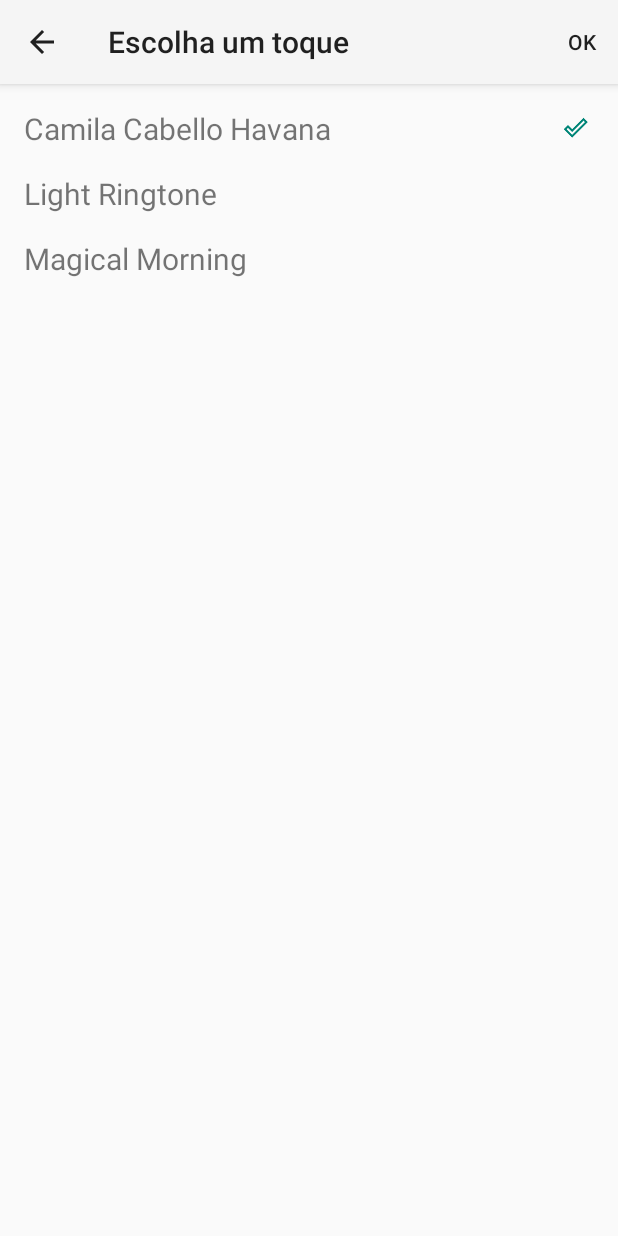
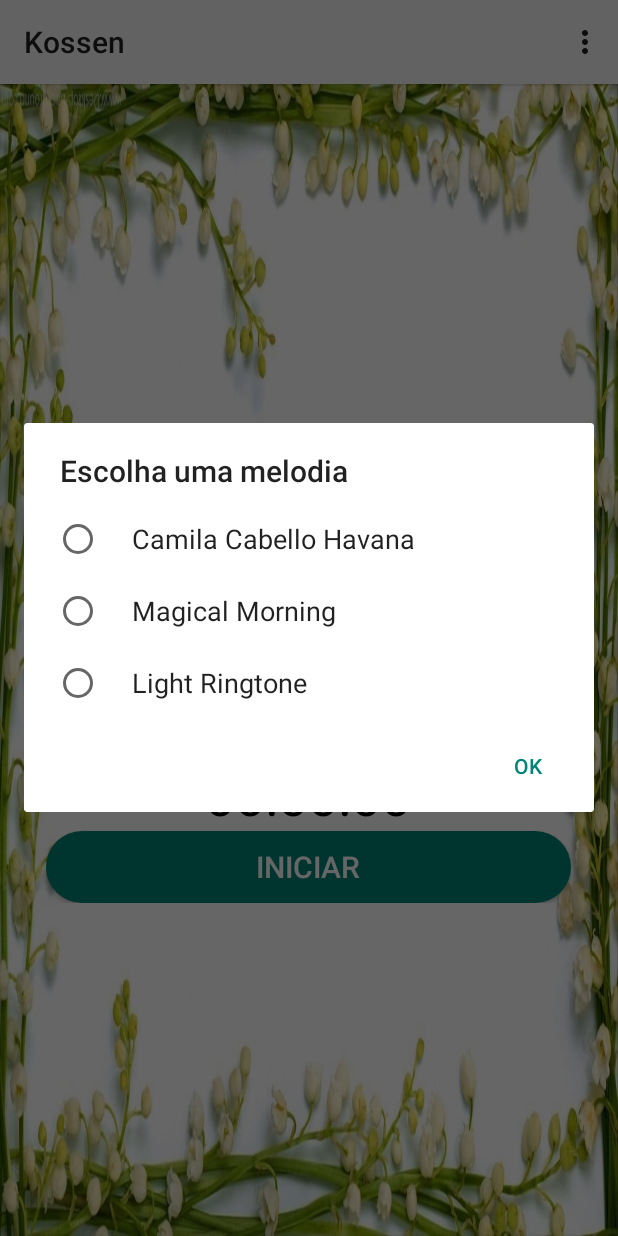
Before and after one commit to matheusbaltazaar/Kossen, an Android app: the screen it shows after launch (SelectSoundActivity before the commit, MainActivity after it), in the options menu, after a tap on "Alterar toque", on a phone screen of 412 x 824 dp. Run offline under Robolectric (Android 15) with nearby library versions, the phone set to English and light mode, and no system bars; 2 statements that could not run were skipped.

Commit message:
Diálogo de escolha de melodia

```diff
--- a/app/build.gradle
+++ b/app/build.gradle
@@ -26,4 +26,5 @@ dependencies {
     testImplementation 'junit:junit:4.12'
     androidTestImplementation 'com.android.support.test:runner:1.0.2'
     androidTestImplementation 'com.android.support.test.espresso:espresso-core:3.0.2'
+    implementation 'com.android.support:cardview-v7:28.0.0'
 }
--- a/app/src/main/AndroidManifest.xml
+++ b/app/src/main/AndroidManifest.xml
@@ -12,9 +12,6 @@
         <activity
             android:name=".ui.HistoryActivity"
             android:label="@string/title_activity_history"></activity>
-        <activity
-            android:name=".ui.SelectSoundActivity"
-            android:label="@string/title_activity_sound_choose" />
         <activity android:name=".ui.MainActivity">
             <intent-filter>
                 <action android:name="android.intent.action.MAIN" />
--- a/app/src/main/java/com/baltazarstudio/kossen/ui/MainActivity.java
+++ b/app/src/main/java/com/baltazarstudio/kossen/ui/MainActivity.java
@@ -1,11 +1,11 @@
 package com.baltazarstudio.kossen.ui;
 
-import android.content.Context;
 import android.content.DialogInterface;
 import android.content.Intent;
 import android.content.SharedPreferences;
 import android.media.MediaPlayer;
 import android.os.Bundle;
+import android.os.Handler;
 import android.support.v7.app.AlertDialog;
 import android.support.v7.app.AppCompatActivity;
 import android.view.Menu;
@@ -13,28 +13,40 @@ import android.view.MenuItem;
 import android.view.View;
 import android.widget.Button;
 import android.widget.TextView;
-import android.widget.Toast;
 
 import com.baltazarstudio.kossen.R;
-import com.baltazarstudio.kossen.context.AppContext;
 import com.baltazarstudio.kossen.database.Database;
+import com.baltazarstudio.kossen.model.Sounds;
 
-import java.util.Timer;
-import java.util.TimerTask;
+import java.text.SimpleDateFormat;
+import java.util.Calendar;
+import java.util.Locale;
 
 public class MainActivity extends AppCompatActivity {
-    private Timer mainTimer;
+
+    private final String DAIMOKU_GOAL_SOUND = "goal_sound";
+    private final int DEFAULT_DAIMOKU_GOAL_SOUND = R.raw.camila_cabello_havana;
+    private TextView tvGoalTime;
     private TextView tvTimer;
+
+    private int totalSeconds = 0;
+    private int totalGoalSeconds = 0;
+    private Button buttonReset;
+    private boolean isGoalReached = false;
+
+    private Database database;
+    private Button buttonStartStop;
     private boolean clockEnabled = false;
-    private int totalSeconds = 0;
-    private Runnable updateUIThread;
-    private Runnable targetReachedThread;
-    private Button buttonStartStop;
-    private int totalGoalSeconds = 0;
-    private boolean isGoalReached = false;
-    private Button buttonReset;
-    private TextView tvGoalTime;
-    private Database database;
+    private Handler handler = new Handler();
+    private Runnable runnable;
+    // Media Player
+    private MediaPlayer mediaPlayer;
+    private SharedPreferences preferences = getSharedPreferences("prefs", MODE_PRIVATE);
+
+
+
+
+
 
     @Override
     protected void onCreate(Bundle savedInstanceState) {
@@ -57,15 +69,13 @@ public class MainActivity extends AppCompatActivity {
 
         tvTimer = findViewById(R.id.tv_time_counter);
 
-        targetReachedThread = initializeTargetReachedThread(this);
-        updateUIThread = initializeUpdateUIThread();
 
         tvGoalTime = findViewById(R.id.tv_goal_time);
 
         final View.OnClickListener increaseListener = new View.OnClickListener() {
             @Override
             public void onClick(View v) {
-                increaseGoalTime((int) v.getTag());
+                increase((int) v.getTag());
             }
         };
 
@@ -113,12 +123,12 @@ public class MainActivity extends AppCompatActivity {
         if (id == R.id.action_history) {
             startActivity(new Intent(this, HistoryActivity.class));
         } else if (id == R.id.action_sound) {
-            startActivity(new Intent(this, SelectSoundActivity.class));
+            createDialogSelectSound();
         }
         return super.onOptionsItemSelected(item);
     }
 
-    private void increaseGoalTime(int minutes) {
+    private void increase(int minutes) {
         totalGoalSeconds += minutes * 60;
 //        totalGoalSeconds = 5;
         tvGoalTime.setText(formatLabelTimeString(totalGoalSeconds));
@@ -126,64 +136,8 @@ public class MainActivity extends AppCompatActivity {
         toggleUIComponents(true);
     }
 
-    private Runnable initializeUpdateUIThread() {
-        return new Runnable() {
-            @Override
-            public void run() {
-                if (isGoalReached) {
-                    buttonStartStop.setText(R.string.all_button_resume);
-                    toggleUIComponents(true);
-                } else {
-                    tvTimer.setText(formatLabelTimeString(totalSeconds));
-                    toggleUIComponents(false);
-                }
-            }
-        };
-    }
-
-    private Runnable initializeTargetReachedThread(final Context context) {
-        return new Runnable() {
-            @Override
-            public void run() {
-                isGoalReached = true;
-                stopClock();
-                playSound();
-                updateUI();
-                Toast.makeText(context, AppContext.getCurrentDateTime(), Toast.LENGTH_LONG).show();
-
-                createDialogGoalReached();
-            }
-        };
-    }
-
-    private void createDialogGoalReached() {
-        final String data = AppContext.getCurrentDateTime();
-
-        new AlertDialog.Builder(this)
-                .setCancelable(false)
-                .setTitle(R.string.all_label_goal_reached)
-                .setMessage(String.format("Tempo: %s", data))
-                .setNeutralButton("OK", new DialogInterface.OnClickListener() {
-                    @Override
-                    public void onClick(DialogInterface dialog, int which) {
-                        database.register(
-                                tvTimer.getText().toString(),
-                                data);
-                        dialog.dismiss();
-                    }
-                })
-                .setOnDismissListener(new DialogInterface.OnDismissListener() {
-                    @Override
-                    public void onDismiss(DialogInterface dialog) {
-                        stopSound();
-                    }
-                })
-                .create().show();
-    }
-
     private void stopClock() {
-        if (mainTimer != null)
-            mainTimer.cancel();
+        handler.removeCallbacks(runnable);
 
         if (totalSeconds == 0 || isGoalReached)
             buttonStartStop.setText(R.string.all_button_start);
@@ -194,9 +148,17 @@ public class MainActivity extends AppCompatActivity {
     }
 
     private void resumeClock() {
-        mainTimer = new Timer();
-        mainTimer.scheduleAtFixedRate(initializeTimer(), 0, 1000);
         buttonStartStop.setText(R.string.all_button_stop);
+
+        if (isGoalReached) {
+            buttonStartStop.setText(R.string.all_button_resume);
+            toggleUIComponents(true);
+        } else {
+            tvTimer.setText(formatLabelTimeString(totalSeconds));
+            toggleUIComponents(false);
+        }
+
+        handler.postDelayed(getRunnable(), 1000);
     }
 
     private void restoreClock() {
@@ -212,34 +174,36 @@ public class MainActivity extends AppCompatActivity {
     }
 
     private void toggleUIComponents(boolean enabled) {
-//        restartMenuItem.setEnabled(enabled);
         buttonReset.setEnabled(enabled);
-
-//        if (enabled) {
-//            buttonReset.setBackgroundResource(R.drawable.all_rounded_border_button_green);
-//            buttonReset.setTextColor(ContextCompat.getColor(this, R.color.green));
-//        } else {
-//            buttonReset.setBackgroundResource(R.drawable.all_rounded_border_button_gray);
-//            buttonReset.setTextColor(ContextCompat.getColor(this, android.R.color.darker_gray));
-//        }
     }
 
-    private TimerTask initializeTimer() {
-        return new TimerTask() {
+    private Runnable getRunnable() {
+        if (runnable == null)
+            runnable = new Runnable() {
                 @Override
                 public void run() {
                     updateUI();
-                incrementTotalSeconds();
+
+                    // EVERY TIME TOTAL SECONDS IS INCREMENTED
+                    // THE GOAL TIME IS VERIFIED
+                    if (totalSeconds == totalGoalSeconds) {
+                        targetReached();
+                    }
+
+                    handler.postDelayed(runnable, 1000);
                 }
             };
+        return runnable;
     }
 
     private void updateUI() {
-        this.runOnUiThread(updateUIThread);
+        if (isGoalReached) {
+            buttonStartStop.setText(R.string.all_button_resume);
+            toggleUIComponents(true);
+        } else {
+            incrementTotalSeconds();
+            tvTimer.setText(formatLabelTimeString(totalSeconds));
         }
-
-    private void targetReached() {
-        this.runOnUiThread(targetReachedThread);
     }
 
     private String formatLabelTimeString(int totalSeconds) {
@@ -272,31 +236,54 @@ public class MainActivity extends AppCompatActivity {
         return clock;
     }
 
+    private void targetReached() {
+        isGoalReached = true;
+        stopClock();
+        playSound();
+        updateUI();
+        createDialogGoalReached();
+    }
+
+    private void createDialogGoalReached() {
+
+        Locale mLocale = new Locale("pt", "BR");
+        SimpleDateFormat sdf = new SimpleDateFormat("dd/MM/yyyy HH:mm", mLocale);
+        final String data = sdf.format(Calendar.getInstance().getTime());
+
+        new AlertDialog.Builder(this)
+                .setCancelable(false)
+                .setTitle(R.string.all_label_goal_reached)
+                .setMessage(String.format("Tempo: %s", data))
+                .setNeutralButton("OK", new DialogInterface.OnClickListener() {
+                    @Override
+                    public void onClick(DialogInterface dialog, int which) {
+                        database.register(
+                                tvTimer.getText().toString(),
+                                data);
+                        dialog.dismiss();
+                    }
+                })
+                .setOnDismissListener(new DialogInterface.OnDismissListener() {
+                    @Override
+                    public void onDismiss(DialogInterface dialog) {
+                        stopSound();
+                    }
+                })
+                .create().show();
+    }
+
     private void incrementTotalSeconds() {
         totalSeconds++;
 
-        // EVERY TIME TOTAL SECONDS IS INCREMENTED
-        // THE GOAL TIME IS VERIFIED
-        if (totalSeconds == totalGoalSeconds) {
-            targetReached();
-        }
     }
 
     private void playSound() {
-        SharedPreferences preferences = getSharedPreferences(AppContext.PREFS, MODE_PRIVATE);
+        int soundId = preferences.getInt(DAIMOKU_GOAL_SOUND, DEFAULT_DAIMOKU_GOAL_SOUND);
 
-        final MediaPlayer mediaPlayer = MediaPlayer.create(
-                this,
-                preferences.getInt(AppContext.DAIMOKU_GOAL_SOUND,
-                        AppContext.DEFAULT_DAIMOKU_GOAL_SOUND));
+        mediaPlayer = MediaPlayer.create(this, soundId);
         mediaPlayer.setOnCompletionListener(new MediaPlayer.OnCompletionListener() {
-            int timesPlayed = 0;
-
             @Override
             public void onCompletion(MediaPlayer mediaPlayer) {
-                if (++timesPlayed < 5)
-                    mediaPlayer.start();
-                else
                 mediaPlayer.release();
             }
         });
@@ -321,4 +308,41 @@ public class MainActivity extends AppCompatActivity {
                 .create().show();
     }
 
+    private void createDialogSelectSound() {
+        final int previousSound = preferences.getInt(DAIMOKU_GOAL_SOUND, DEFAULT_DAIMOKU_GOAL_SOUND);
+        final boolean[] confirmed = {false};
+
+        new AlertDialog.Builder(this)
+                .setTitle("Escolha uma melodia")
+                .setSingleChoiceItems(R.array.array_sounds, -1, new DialogInterface.OnClickListener() {
+                    @Override
+                    public void onClick(DialogInterface dialog, int which) {
+                        updateRing(Sounds.get(which));
+                        playSound();
                     }
+                })
+                .setPositiveButton("OK", new DialogInterface.OnClickListener() {
+                    @Override
+                    public void onClick(DialogInterface dialog, int which) {
+                        confirmed[0] = true;
+                    }
+                })
+                .setOnDismissListener(new DialogInterface.OnDismissListener() {
+                    @Override
+                    public void onDismiss(DialogInterface dialog) {
+                        mediaPlayer.release();
+                        if (!confirmed[0]) {
+                            updateRing(previousSound);
+                        }
+                    }
+                })
+                .create()
+                .show();
+    }
+
+    private void updateRing(int id) {
+        preferences.edit()
+                .putInt(DAIMOKU_GOAL_SOUND, id)
+                .apply();
+    }
+}
--- a/app/src/main/java/com/baltazarstudio/kossen/ui/SelectSoundActivity.java
+++ /dev/null
@@ -1,77 +0,0 @@
-package com.baltazarstudio.kossen.ui;
-
-import android.content.SharedPreferences;
-import android.os.Bundle;
-import android.support.v7.app.AppCompatActivity;
-import android.view.Menu;
-import android.view.MenuItem;
-import android.view.View;
-import android.widget.AdapterView;
-import android.widget.BaseAdapter;
-import android.widget.ListView;
-
-import com.baltazarstudio.kossen.R;
-import com.baltazarstudio.kossen.context.AppContext;
-import com.baltazarstudio.kossen.ui.adapter.ListSoundAdapter;
-
-public class SelectSoundActivity extends AppCompatActivity {
-
-    private int previousSelectedSound;
-    private SharedPreferences preferences;
-    private MenuItem menuItemOK;
-
-    @Override
-    protected void onCreate(Bundle savedInstanceState) {
-        super.onCreate(savedInstanceState);
-        setContentView(R.layout.activity_select_sound);
-        getSupportActionBar().setDisplayHomeAsUpEnabled(true);
-
-        preferences = getSharedPreferences(AppContext.PREFS, MODE_PRIVATE);
-        previousSelectedSound = preferences.getInt(AppContext.DAIMOKU_GOAL_SOUND, 0);
-
-        final ListView listSoundsDefault = findViewById(R.id.listview_sounds);
-        listSoundsDefault.setAdapter(new ListSoundAdapter(this));
-        listSoundsDefault.setOnItemClickListener(new AdapterView.OnItemClickListener() {
-            @Override
-            public void onItemClick(AdapterView<?> parent, View view, int position, long id) {
-                updateRing(id);
-                ((BaseAdapter) parent.getAdapter()).notifyDataSetChanged();
-            }
-        });
-        listSoundsDefault.setDivider(null);
-
-
-    }
-
-    private void updateRing(long id) {
-        preferences.edit()
-                .putInt(AppContext.DAIMOKU_GOAL_SOUND, (int) id)
-                .apply();
-    }
-
-    @Override
-    public boolean onCreateOptionsMenu(Menu menu) {
-        menuItemOK = menu.add("OK");
-        menuItemOK.setShowAsAction(MenuItem.SHOW_AS_ACTION_ALWAYS);
-        return super.onCreateOptionsMenu(menu);
-    }
-
-    @Override
-    public boolean onOptionsItemSelected(MenuItem item) {
-        if (item.getItemId() == android.R.id.home) {
-            onBackPressed();
-        } else if (item == menuItemOK) {
-            finish();
-        }
-
-        return super.onOptionsItemSelected(item);
-    }
-
-    @Override
-    public void onBackPressed() {
-        preferences.edit()
-                .putInt(AppContext.DAIMOKU_GOAL_SOUND, previousSelectedSound)
-                .apply();
-        super.onBackPressed();
-    }
-}
--- a/app/src/main/java/com/baltazarstudio/kossen/ui/adapter/ListSoundAdapter.java
+++ /dev/null
@@ -1,85 +0,0 @@
-package com.baltazarstudio.kossen.ui.adapter;
-
-import android.content.Context;
-import android.content.SharedPreferences;
-import android.view.LayoutInflater;
-import android.view.View;
-import android.view.ViewGroup;
-import android.widget.BaseAdapter;
-import android.widget.ImageView;
-import android.widget.TextView;
-
-import com.baltazarstudio.kossen.R;
-import com.baltazarstudio.kossen.context.AppContext;
-
-import java.util.ArrayList;
-import java.util.Collections;
-
-public class ListSoundAdapter extends BaseAdapter {
-
-    private Context context;
-    private SharedPreferences preferences;
-    private ArrayList<SoundMapObject> soundList;
-
-    public ListSoundAdapter(Context context) {
-        this.context = context;
-        preferences = context.getSharedPreferences(AppContext.PREFS, Context.MODE_PRIVATE);
-        initializeSoundList();
-    }
-
-    private void initializeSoundList() {
-        soundList = new ArrayList<>();
-        soundList.add(new SoundMapObject("Camila Cabello Havana", R.raw.camila_cabello_havana));
-        soundList.add(new SoundMapObject("Magical Morning", R.raw.magical_morning));
-        soundList.add(new SoundMapObject("Light Ringtone", R.raw.light_ringtone));
-
-        Collections.sort(soundList);
-    }
-
-    @Override
-    public int getCount() {
-        return soundList.size();
-    }
-
-    @Override
-    public Object getItem(int position) {
-        return soundList.get(position);
-    }
-
-    @Override
-    public long getItemId(int position) {
-        return soundList.get(position).resId;
-    }
-
-    @Override
-    public View getView(int position, View convertView, ViewGroup parent) {
-        View view = LayoutInflater.from(context).inflate(R.layout.sound_list_item, null);
-
-        ((TextView) view.findViewById(R.id.tv_sound_item_description)).setText(soundList.get(position).description);
-
-        ImageView selected = view.findViewById(R.id.iv_sound_item_selected);
-        long targetSound = preferences.getInt(AppContext.DAIMOKU_GOAL_SOUND, AppContext.DEFAULT_DAIMOKU_GOAL_SOUND);
-        if (getItemId(position) == targetSound) {
-            selected.setVisibility(View.VISIBLE);
-        } else {
-            selected.setVisibility(View.GONE);
-        }
-
-        return view;
-    }
-
-    private class SoundMapObject implements Comparable<SoundMapObject> {
-        String description;
-        int resId;
-
-        SoundMapObject(String description, int resId) {
-            this.description = description;
-            this.resId = resId;
-        }
-
-        @Override
-        public int compareTo(SoundMapObject other) {
-            return this.description.compareTo(other.description);
-        }
-    }
-}
--- a/app/src/main/res/layout/sound_list_item.xml
+++ /dev/null
@@ -1,26 +0,0 @@
-<?xml version="1.0" encoding="utf-8"?>
-<RelativeLayout xmlns:android="http://schemas.android.com/apk/res/android"
-    xmlns:tools="http://schemas.android.com/tools"
-    android:layout_width="match_parent"
-    android:layout_height="wrap_content"
-    android:padding="8dp"
-    tools:ignore="ContentDescription">
-
-    <TextView
-        android:text="Som 1"
-        android:id="@+id/tv_sound_item_description"
-        android:layout_width="wrap_content"
-        android:layout_height="wrap_content"
-        android:layout_centerVertical="true"
-        android:textSize="20sp" />
-
-
-    <ImageView
-        android:id="@+id/iv_sound_item_selected"
-        android:layout_width="wrap_content"
-        android:layout_height="wrap_content"
-        android:layout_alignParentEnd="true"
-        android:layout_centerVertical="true"
-        android:src="@drawable/ic_check" />
-
-</RelativeLayout>
--- a/app/src/main/res/values/strings.xml
+++ b/app/src/main/res/values/strings.xml
@@ -25,4 +25,12 @@
     <string name="label_add_time_five_minutes">+5m</string>
     <string name="all_button_reset">RESTAURAR</string>
     <string name="title_activity_history">Histórico</string>
+    <string name="all_history_label_total_time">Tempo Total:</string>
+    <string name="all_history_total_time_placeholder">0 horas, 0 minutos e 0 segundos</string>
+
+    <string-array name="array_sounds">
+        <item>Camila Cabello Havana</item>
+        <item>Magical Morning</item>
+        <item>Light Ringtone</item>
+    </string-array>
 </resources>
```
Also changed, not shown: app/src/main/java/com/baltazarstudio/kossen/context/AppContext.java (deleted, +0 -22 lines), app/src/main/java/com/baltazarstudio/kossen/model/Sounds.java (added, +22 -0 lines), app/src/main/res/layout/activity_history.xml (+25 -15 lines). Lines whose indentation alone changed are shown as unchanged.
